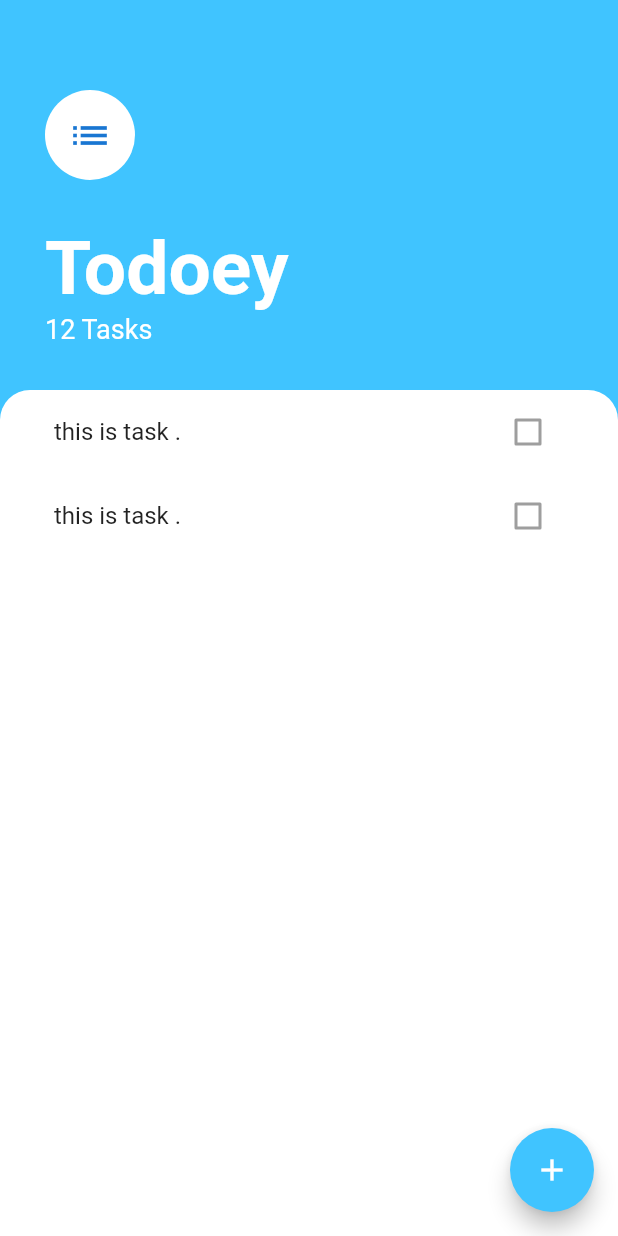
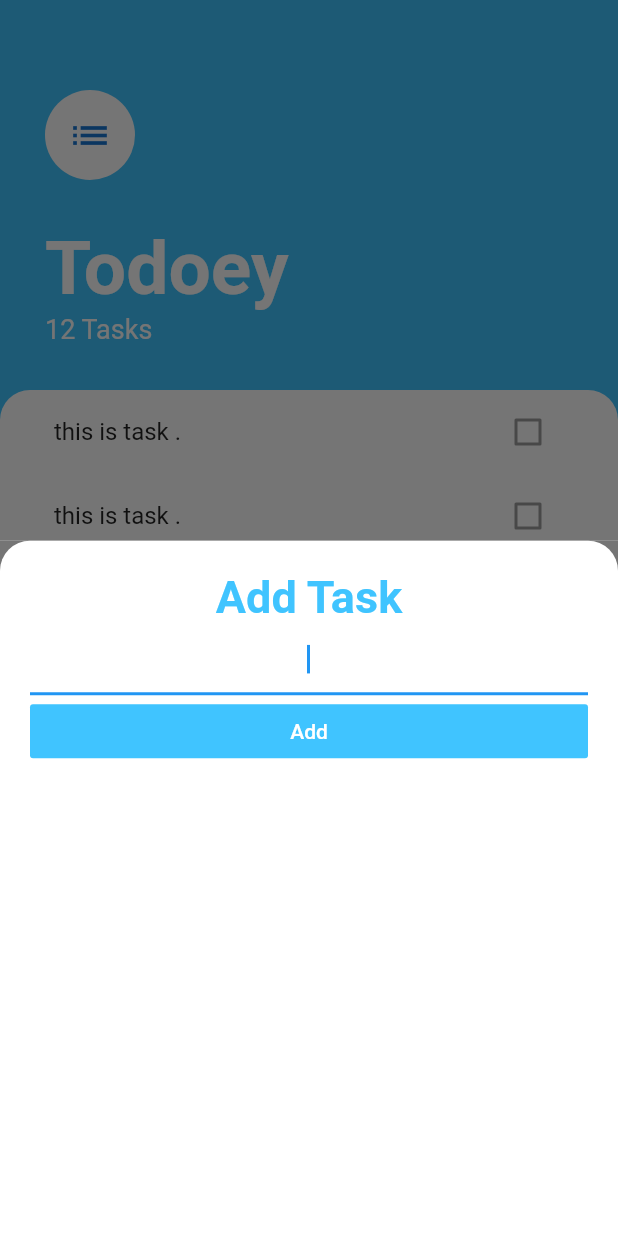
Before and after one commit to MalakEsmail/Todo_List_App, a Flutter app: the screen it shows after launch, after a tap on the "add" icon, on a phone screen of 412 x 824 dp. Run offline on Flutter 3.47's test engine with Material 2 defaults, Android fonts, the phone set to English and light mode, and no system bars.

Commit message:
bottom sheet add task screen

```diff
--- /dev/null
+++ b/lib/screens/add_task_screen.dart
@@ -0,0 +1,43 @@
+import 'package:flutter/material.dart';
+
+class AddTaskScreen extends StatelessWidget {
+  @override
+  Widget build(BuildContext context) {
+    return Container(
+      color: Color(0xff757575),
+      child: Container(
+        padding: EdgeInsets.all(20.0),
+        decoration: BoxDecoration(
+          color: Colors.white,
+          borderRadius: BorderRadius.only(
+              topLeft: Radius.circular(20.0), topRight: Radius.circular(20.0)),
+        ),
+        child: Column(
+          crossAxisAlignment: CrossAxisAlignment.stretch,
+          children: <Widget>[
+            Text(
+              'Add Task',
+              textAlign: TextAlign.center,
+              style: TextStyle(
+                  color: Colors.lightBlueAccent,
+                  fontWeight: FontWeight.bold,
+                  fontSize: 30),
+            ),
+            TextField(
+              autofocus: true,
+              textAlign: TextAlign.center,
+            ),
+            FlatButton(
+              onPressed: () {},
+              child: Text(
+                'Add',
+                style: TextStyle(color: Colors.white),
+              ),
+              color: Colors.lightBlueAccent,
+            ),
+          ],
+        ),
+      ),
+    );
+  }
+}
--- a/lib/screens/tasks_screen.dart
+++ b/lib/screens/tasks_screen.dart
@@ -1,14 +1,26 @@
 import 'package:flutter/material.dart';
 import 'package:todo_list_app/widgets/task_list.dart';
 import 'package:todo_list_app/widgets/task_title.dart';
+import 'add_task_screen.dart';
 
 class TasksScreen extends StatelessWidget {
+  // builder for (show model button sheet) is widget and receive parameter context
+//  Widget buildButtonSheet(BuildContext context) {
+//    return Container();
+//  }
+
   @override
   Widget build(BuildContext context) {
     return Scaffold(
       backgroundColor: Colors.lightBlueAccent,
       floatingActionButton: FloatingActionButton(
-        onPressed: () {},
+        onPressed: () {
+          showModalBottomSheet(
+              context: context,
+              builder: (context) {
+                return AddTaskScreen();
+              });
+        },
         backgroundColor: Colors.lightBlueAccent,
         child: Icon(Icons.add),
       ),
```
